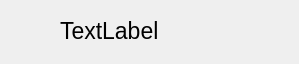
Above: Overwatch 2 Ballancer/PlayerNode.ui from LeeDoor/overwactch-ballancer before the change. Below: the same form after it.
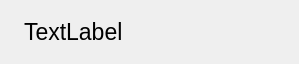
That is the form after the change.

What changed in the file:
```diff
--- a/Overwatch 2 Ballancer/PlayerNode.ui
+++ b/Overwatch 2 Ballancer/PlayerNode.ui
@@ -13,15 +13,16 @@
   <property name="windowTitle">
    <string>PlayerNode</string>
   </property>
+  <layout class="QHBoxLayout" name="horizontalLayout">
+   <item>
+    <widget class="QLabel" name="logo">
+     <property name="text">
+      <string/>
+     </property>
+    </widget>
+   </item>
+   <item>
   <widget class="QLabel" name="nick">
-   <property name="geometry">
-    <rect>
-     <x>60</x>
-     <y>10</y>
-     <width>221</width>
-     <height>41</height>
-    </rect>
-   </property>
    <property name="font">
     <font>
      <pointsize>17</pointsize>
@@ -31,19 +32,21 @@
     <string>TextLabel</string>
    </property>
   </widget>
-  <widget class="QLabel" name="logo">
-   <property name="geometry">
-    <rect>
-     <x>10</x>
-     <y>10</y>
-     <width>41</width>
-     <height>41</height>
-    </rect>
-   </property>
-   <property name="text">
-    <string/>
-   </property>
-  </widget>
+   </item>
+   <item>
+    <spacer name="horizontalSpacer">
+     <property name="orientation">
+      <enum>Qt::Horizontal</enum>
+     </property>
+     <property name="sizeHint" stdset="0">
+      <size>
+       <width>40</width>
+       <height>20</height>
+      </size>
+     </property>
+    </spacer>
+   </item>
+  </layout>
  </widget>
  <layoutdefault spacing="6" margin="11"/>
  <resources/>
```
Lines whose indentation alone changed are shown as unchanged.
